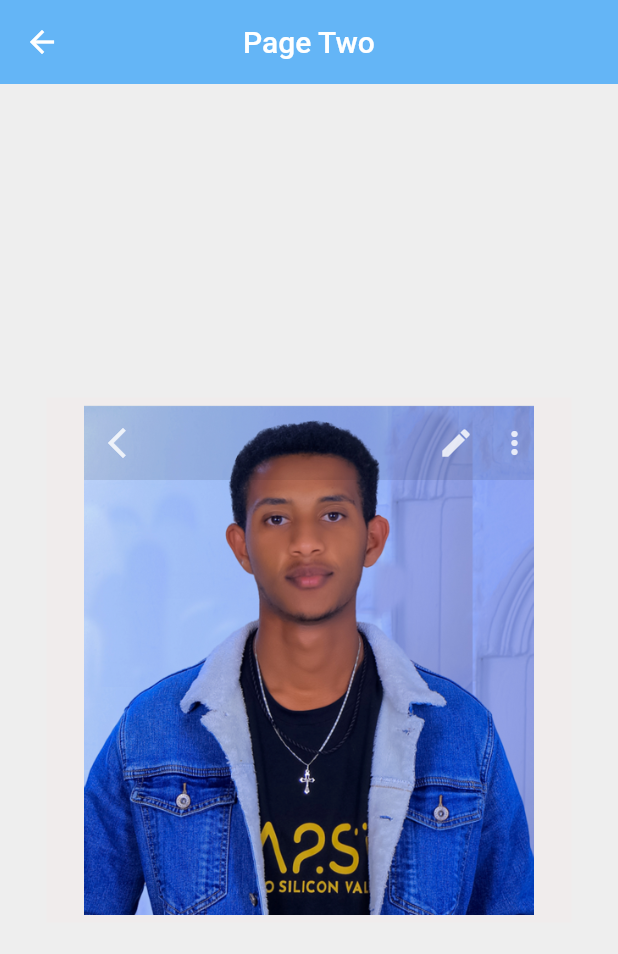
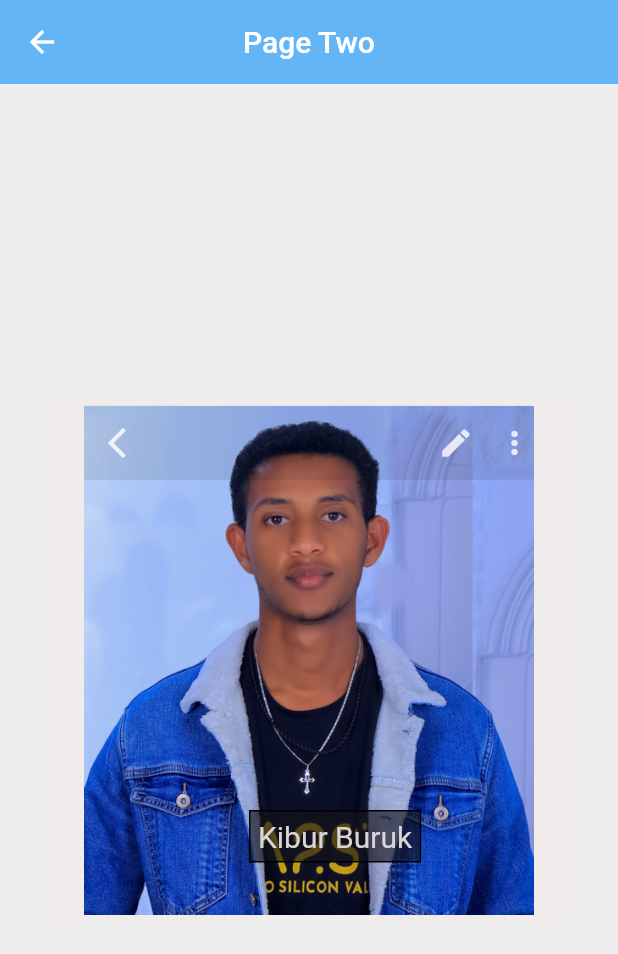
Before and after one commit to biruk-anley/flutter_stack_widget, a Flutter app: the PageTwo screen opened by its route, on a phone screen of 412 x 824 dp. Shown: the top 954 px of the screen. Run offline on Flutter 3.47's test engine with Material 2 defaults, Android fonts, the phone set to English and light mode, and no system bars.

Commit message:
altering page two

```diff
--- a/lib/pageTwo.dart
+++ b/lib/pageTwo.dart
@@ -69,13 +69,36 @@ class _PageTwoState extends State<PageTwo> {
                                     ),
                                   ),
 
+
+
                           ],
-                        )
+                        ),
+
+
 
 
                     ],
-                  )
                   ),
+
+                  ),
+            ),
+            Positioned(
+              top: 280,
+              left: 140,
+              child: Container(
+                  decoration: BoxDecoration(
+                      border: Border.all(color: Colors.black, width: 1),
+                      color: Color.fromARGB(159, 18, 18, 25)),
+                  child: Padding(
+                    padding: EdgeInsets.all(5),
+                    child: Text(
+                      "Kibur Buruk",
+                      style: TextStyle(
+                        fontSize: 20,
+                        color: Color.fromARGB(255, 218, 213, 213),
+                      ),
+                    ),
+                  )),
             )
           ],
         ),
```
